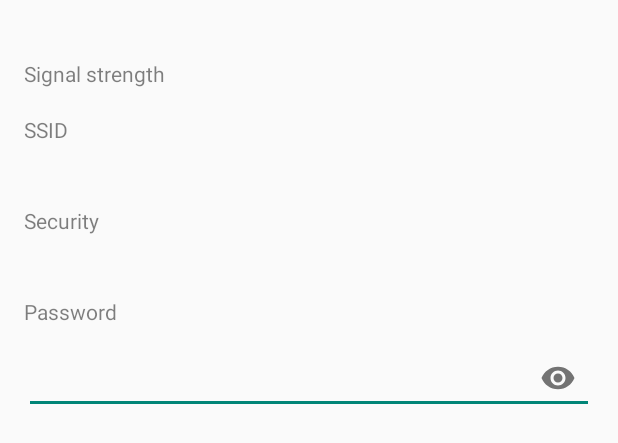
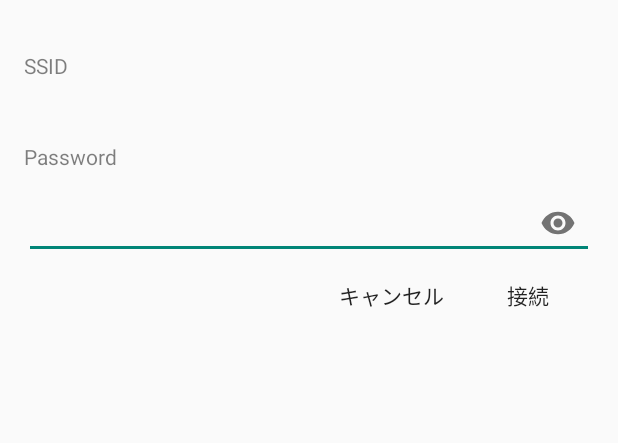
Before and after one commit to alflaylah/project-wifi-android, an Android app: the layout fragment_wifi_dialog.xml on its own in the app's theme, with its tools: preview values and no code run, on a phone screen of 412 x 824 dp. Shown: the top 443 px of the screen. Run offline under Robolectric (Android 15) with nearby library versions, the phone set to English and light mode, and no system bars.

Commit message:
ダイアログフラグメントのMVVM化

```diff
--- /dev/null
+++ b/com.app.al.wifi/app/src/main/java/com/app/al/wifi/event/CloseDialogEvent.kt
@@ -0,0 +1,6 @@
+package com.app.al.wifi.event
+
+/**
+ * EventBus CloseDialogイベント
+ */
+class CloseDialogEvent
--- a/com.app.al.wifi/app/src/main/java/com/app/al/wifi/view/activity/MainActivity.kt
+++ b/com.app.al.wifi/app/src/main/java/com/app/al/wifi/view/activity/MainActivity.kt
@@ -94,8 +94,7 @@ class MainActivity : BaseActivity(), NavigationView.OnNavigationItemSelectedList
   private fun initDrawerLayout() {
     drawerLayout = findViewById(R.id.drawer_layout)
     val navigationView = findViewById<NavigationView>(R.id.navigation_view)
-    val actionBarDrawerToggle = ActionBarDrawerToggle(this, drawerLayout,
-        getToolbar(), R.string.navigation_drawer_open, R.string.navigation_drawer_close)
+    val actionBarDrawerToggle = ActionBarDrawerToggle(this, drawerLayout, getToolbar(), R.string.navigation_drawer_open, R.string.navigation_drawer_close)
     navigationView.setNavigationItemSelectedListener(this)
     drawerLayout.addDrawerListener(actionBarDrawerToggle)
   }
--- a/com.app.al.wifi/app/src/main/java/com/app/al/wifi/view/fragment/PermissionDialogFragment.kt
+++ b/com.app.al.wifi/app/src/main/java/com/app/al/wifi/view/fragment/PermissionDialogFragment.kt
@@ -6,11 +6,14 @@ import android.support.v7.app.AlertDialog
 import com.app.al.wifi.R
 import com.app.al.wifi.util.ApplicationUtils
 import com.app.al.wifi.view.fragment.base.BaseDialogFragment
+import com.app.al.wifi.viewmodel.PermissionDialogViewModel
 
 /**
  * 権限ダイアログFragment
  */
 class PermissionDialogFragment : BaseDialogFragment() {
+
+  private lateinit var permissionDialogViewModel: PermissionDialogViewModel
 
   /**
    * ダイアログ生成
@@ -18,6 +21,7 @@ class PermissionDialogFragment : BaseDialogFragment() {
    * @param savedInstanceState 引き継ぎパラメータ
    */
   override fun onCreateDialog(savedInstanceState: Bundle?): Dialog {
+    permissionDialogViewModel = PermissionDialogViewModel()
     val message = arguments?.getString(ARG_PERMISSION_NAME)
     val dialogBuilder = AlertDialog.Builder(context!!)
         .setMessage(message)
@@ -26,7 +30,7 @@ class PermissionDialogFragment : BaseDialogFragment() {
           ApplicationUtils.startApplicationDetailSettings(activity!!)
         }
         .setNegativeButton(activity?.getString(R.string.permission_not_move), { dialog, which ->
-          dismiss()
+          permissionDialogViewModel.onCancelClicked()
         })
     return dialogBuilder.create()
   }
--- a/com.app.al.wifi/app/src/main/java/com/app/al/wifi/view/fragment/WifiDialogFragment.kt
+++ b/com.app.al.wifi/app/src/main/java/com/app/al/wifi/view/fragment/WifiDialogFragment.kt
@@ -10,11 +10,11 @@ import com.app.al.wifi.const.ApplicationConst.BUNDLE_OBJECT
 import com.app.al.wifi.const.DisplayConst
 import com.app.al.wifi.databinding.FragmentWifiDialogBinding
 import com.app.al.wifi.view.fragment.base.BaseDialogFragment
+import com.app.al.wifi.viewmodel.WifiDialogViewModel
 import com.app.al.wifi.viewmodel.WifiListViewModel
 
-
 /**
- * Wifiパスワード入力ダイアログFragment
+ * WifiダイアログFragment
  */
 class WifiDialogFragment : BaseDialogFragment() {
 
@@ -28,7 +28,7 @@ class WifiDialogFragment : BaseDialogFragment() {
   override fun onCreateView(inflater: LayoutInflater, container: ViewGroup?, savedInstanceState: Bundle?): View? {
     val binding = DataBindingUtil.inflate<FragmentWifiDialogBinding>(inflater, R.layout.fragment_wifi_dialog, container, false)
     val wifiListViewModel = arguments?.getSerializable(BUNDLE_OBJECT) as WifiListViewModel
-    binding.viewModel = wifiListViewModel
+    binding.viewModel = WifiDialogViewModel(wifiListViewModel.ssId)
     return binding.root
   }
 
--- a/com.app.al.wifi/app/src/main/java/com/app/al/wifi/view/fragment/WifiListFragment.kt
+++ b/com.app.al.wifi/app/src/main/java/com/app/al/wifi/view/fragment/WifiListFragment.kt
@@ -103,8 +103,7 @@ class WifiListFragment : BaseFragment() {
         setAdapter()
       } else {
         // 許可されませんでした
-        PermissionUtils.checkNeverRequestPermission(this, permissions,
-            R.string.permission_denied_message)
+        PermissionUtils.checkNeverRequestPermission(this, permissions, R.string.permission_denied_message)
       }
       else -> super.onRequestPermissionsResult(requestCode, permissions, grantResults)
     }
--- a/com.app.al.wifi/app/src/main/res/layout/fragment_wifi_dialog.xml
+++ b/com.app.al.wifi/app/src/main/res/layout/fragment_wifi_dialog.xml
@@ -7,7 +7,7 @@
   <data>
     <variable
         name="viewModel"
-        type="com.app.al.wifi.viewmodel.WifiListViewModel"
+        type="com.app.al.wifi.viewmodel.WifiDialogViewModel"
         />
   </data>
 
@@ -17,31 +17,10 @@
       android:orientation="vertical"
       android:padding="@dimen/dialog_padding"
       >
-
-    <TextView
-        android:id="@+id/label_capabilities"
-        android:layout_width="wrap_content"
-        android:layout_height="wrap_content"
-        android:layout_marginTop="4dp"
-        android:text="@{viewModel.capabilities}"
-        android:textColor="#000000"
-        android:textSize="@dimen/dialog_item_entry"
-        />
-
-    <TextView
-        android:id="@+id/capabilities"
-        android:layout_width="wrap_content"
-        android:layout_height="wrap_content"
-        android:layout_below="@+id/label_capabilities"
-        android:text="@string/wifi_signal_strength"
-        android:textColor="#80000000"
-        android:textSize="@dimen/dialog_item_title"
-        />
     <TextView
         android:id="@+id/label_ssid"
         android:layout_width="wrap_content"
         android:layout_height="wrap_content"
-        android:layout_below="@+id/capabilities"
         android:layout_marginTop="18dp"
         android:text="@string/wifi_ssid"
         android:textColor="#80000000"
@@ -60,32 +39,10 @@
         />
 
     <TextView
-        android:id="@+id/label_security"
+        android:id="@+id/label_password"
         android:layout_width="wrap_content"
         android:layout_height="wrap_content"
         android:layout_below="@+id/ssid"
-        android:layout_marginTop="18dp"
-        android:text="@string/wifi_security"
-        android:textColor="#80000000"
-        android:textSize="@dimen/dialog_item_title"
-        />
-
-    <TextView
-        android:id="@+id/capabilities2"
-        android:layout_width="wrap_content"
-        android:layout_height="wrap_content"
-        android:layout_below="@+id/label_security"
-        android:layout_marginTop="4dp"
-        android:text="@{viewModel.capabilities}"
-        android:textColor="#000000"
-        android:textSize="@dimen/dialog_item_entry"
-        />
-
-    <TextView
-        android:id="@+id/label_password"
-        android:layout_width="wrap_content"
-        android:layout_height="wrap_content"
-        android:layout_below="@+id/capabilities2"
         android:layout_marginTop="18dp"
         android:text="@string/wifi_password"
         android:textColor="#80000000"
@@ -93,17 +50,42 @@
         />
 
     <android.support.design.widget.TextInputLayout
+        android:id="@+id/area_password"
         android:layout_width="match_parent"
         android:layout_height="wrap_content"
         android:layout_below="@+id/label_password"
         app:passwordToggleEnabled="true"
         >
       <android.support.design.widget.TextInputEditText
-          android:id="@+id/password"
+          android:id="@+id/input_password"
           android:layout_width="match_parent"
           android:layout_height="wrap_content"
           android:inputType="textPassword"
           />
     </android.support.design.widget.TextInputLayout>
+
+    <android.support.v7.widget.AppCompatButton
+        android:id="@+id/cancel"
+        android:layout_width="wrap_content"
+        android:layout_height="wrap_content"
+        android:layout_alignBaseline="@+id/connect"
+        android:layout_alignBottom="@+id/connect"
+        android:layout_toStartOf="@+id/connect"
+        android:onClick="@{viewModel.onCancelClicked}"
+        android:text="@string/cancel"
+        android:textAppearance="@style/TextAppearance.AppCompat.Button"
+        style="@style/Widget.AppCompat.Button.Borderless"
+        />
+
+    <android.support.v7.widget.AppCompatButton
+        android:id="@+id/connect"
+        android:layout_width="wrap_content"
+        android:layout_height="wrap_content"
+        android:layout_alignParentEnd="true"
+        android:layout_below="@+id/area_password"
+        android:text="@string/connect"
+        android:textAppearance="@style/TextAppearance.AppCompat.Button"
+        style="@style/Widget.AppCompat.Button.Borderless"
+        />
   </RelativeLayout>
 </layout>
--- a/com.app.al.wifi/app/src/main/res/values/labels.xml
+++ b/com.app.al.wifi/app/src/main/res/values/labels.xml
@@ -2,6 +2,12 @@
 <resources>
   <string name="application_name">WiFi</string>
 
+  <!-- 汎用 -->
+  <string name="cancel">キャンセル</string>
+  <string name="connect">接続</string>
+  <string name="save">保存</string>
+
+  <!-- 権限許可ダイアログで利用 -->
   <string name="permission_package">package:%s</string>
   <string name="permission_move">移動する</string>
   <string name="permission_not_move">移動しない</string>
```
Also changed, not shown: com.app.al.wifi/app/src/main/java/com/app/al/wifi/view/fragment/base/BaseDialogFragment.kt (+28 -0 lines), com.app.al.wifi/app/src/main/java/com/app/al/wifi/viewmodel/PermissionDialogViewModel.kt (added, +8 -0 lines), com.app.al.wifi/app/src/main/java/com/app/al/wifi/viewmodel/WifiDialogViewModel.kt (added, +13 -0 lines), com.app.al.wifi/app/src/main/java/com/app/al/wifi/viewmodel/base/BaseDialogViewModel.kt (added, +27 -0 lines), 1 other file.
